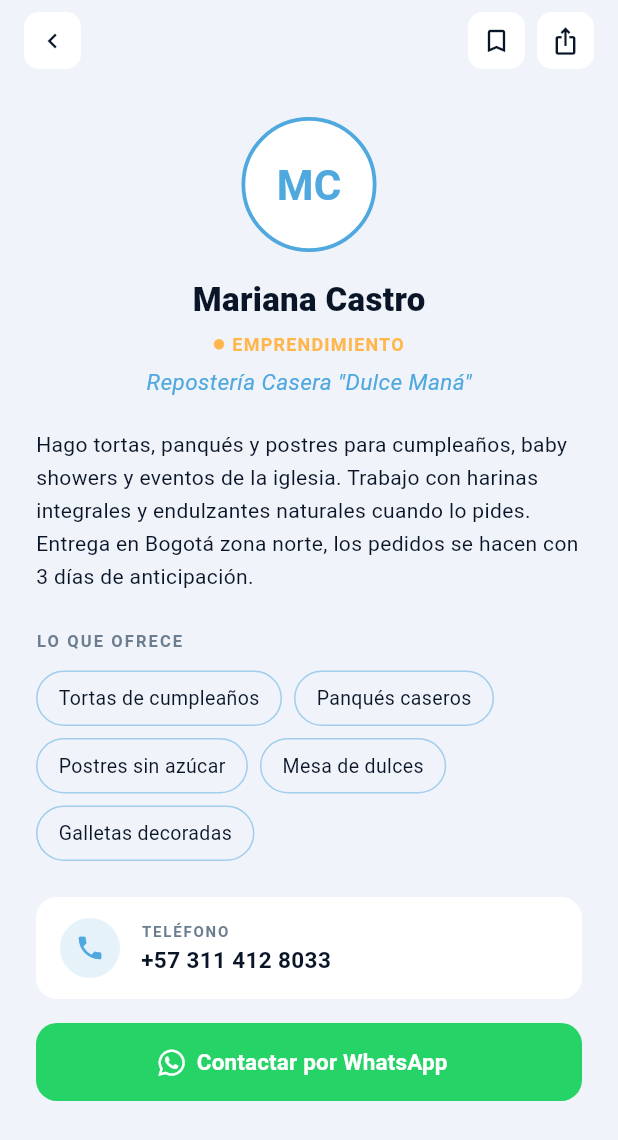
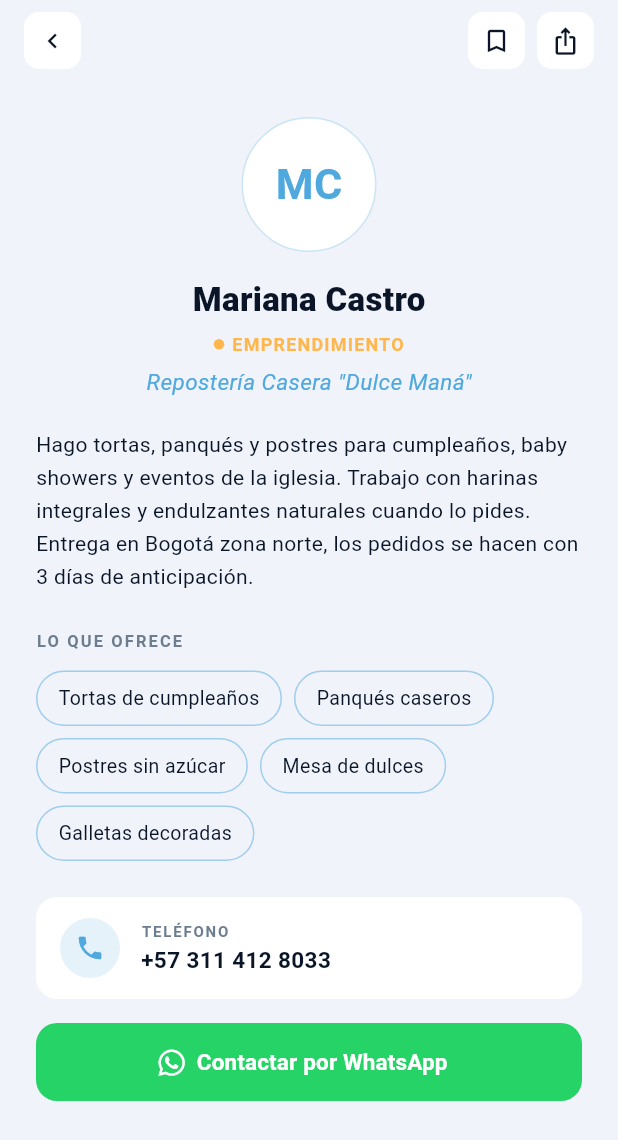
Before and after one commit to DiegoHCH/directory_ipuc_pis, a Flutter app: the MemberProfileScreen screen opened directly with sample values from the repository, on a phone screen of 412 x 824 dp. Shown: the top 1140 px of the screen. Run offline on Flutter 3.47's test engine with Material 3 defaults, Android fonts, the phone set to English and light mode, and no system bars; our stand-ins replace animate_do, cloud_firestore, firebase_auth, firebase_core, flutter_riverpod, font_awesome_flutter and 2 more; accounts and stored records are empty.

Commit message:
feat(profile): upload profile photos via cloudinary

```diff
--- /dev/null
+++ b/lib/core/widgets/member_avatar.dart
@@ -0,0 +1,91 @@
+import 'package:flutter/material.dart';
+import '../services/cloudinary_service.dart';
+import '../theme/app_theme.dart';
+import '../../features/directory/model/member.dart';
+
+/// Avatar de miembro que muestra foto de Cloudinary o iniciales como fallback.
+///
+/// [circle] = true → forma circular (perfiles).
+/// [circle] = false → rectángulo redondeado (tarjetas de directorio).
+class MemberAvatar extends StatelessWidget {
+  final Member member;
+  final double size;
+  final bool circle;
+
+  const MemberAvatar({
+    super.key,
+    required this.member,
+    this.size = 46,
+    this.circle = false,
+  });
+
+  @override
+  Widget build(BuildContext context) {
+    final photo = member.photoUrl;
+    final radius = circle ? size / 2 : 12.0;
+
+    final fallback = _Initials(
+      initials: member.initials,
+      size: size,
+      radius: radius,
+    );
+
+    if (photo == null || photo.isEmpty) return fallback;
+
+    return ClipRRect(
+      borderRadius: BorderRadius.circular(radius),
+      child: Container(
+        width: size,
+        height: size,
+        decoration: BoxDecoration(
+          border: Border.all(color: kAccentBlue.withValues(alpha: 0.3)),
+          borderRadius: BorderRadius.circular(radius),
+        ),
+        child: Image.network(
+          cloudinaryThumb(photo, size: (size * 2).round()),
+          width: size,
+          height: size,
+          fit: BoxFit.cover,
+          loadingBuilder: (_, child, progress) =>
+              progress == null ? child : fallback,
+          errorBuilder: (context, err, stack) => fallback,
+        ),
+      ),
+    );
+  }
+}
+
+class _Initials extends StatelessWidget {
+  final String initials;
+  final double size;
+  final double radius;
+
+  const _Initials({
+    required this.initials,
+    required this.size,
+    required this.radius,
+  });
+
+  @override
+  Widget build(BuildContext context) {
+    return Container(
+      width: size,
+      height: size,
+      decoration: BoxDecoration(
+        color: Theme.of(context).colorScheme.surface,
+        borderRadius: BorderRadius.circular(radius),
+        border: Border.all(color: kAccentBlue.withValues(alpha: 0.3)),
+      ),
+      child: Center(
+        child: Text(
+          initials,
+          style: TextStyle(
+            color: kAccentBlue,
+            fontWeight: FontWeight.w700,
+            fontSize: size * 0.32,
+          ),
+        ),
+      ),
+    );
+  }
+}
--- a/lib/features/auth/provider/login_provider.dart
+++ b/lib/features/auth/provider/login_provider.dart
@@ -1,5 +1,4 @@
 import 'package:firebase_auth/firebase_auth.dart';
-import 'package:flutter/foundation.dart';
 import 'package:flutter_riverpod/flutter_riverpod.dart';
 import '../repository/auth_repository.dart';
 
@@ -57,7 +56,7 @@ class LoginNotifier extends AutoDisposeNotifier<LoginState> {
         errorMessage: ref.read(authRepositoryProvider).friendlyAuthError(e),
       );
       return false;
-    } catch (e, stack) {
+    } catch (e, _) {
       state = state.copyWith(
         isSubmitting: false,
         errorMessage: 'No se pudo iniciar sesión. Intenta de nuevo.',
--- a/lib/features/directory/model/member.dart
+++ b/lib/features/directory/model/member.dart
@@ -28,6 +28,7 @@ class Member {
   final List<String> offers;
   final bool verified;
   final bool visible;
+  final String? photoUrl;
 
   const Member({
     required this.id,
@@ -39,6 +40,7 @@ class Member {
     this.offers = const [],
     this.verified = false,
     this.visible = true,
+    this.photoUrl,
   });
 
   String get initials {
@@ -60,6 +62,7 @@ class Member {
         ),
         bio: map['bio'] as String? ?? '',
         offers: List<String>.from(map['offers'] as List? ?? []),
+        photoUrl: map['photoUrl'] as String?,
       );
 
   Map<String, dynamic> toMap() => {
@@ -71,6 +74,7 @@ class Member {
         'offers': offers,
         'verified': verified,
         'visible': visible,
+        if (photoUrl != null) 'photoUrl': photoUrl,
       };
 
   Member copyWith({
@@ -83,6 +87,7 @@ class Member {
     List<String>? offers,
     bool? verified,
     bool? visible,
+    String? photoUrl,
   }) =>
       Member(
         id: id ?? this.id,
@@ -94,6 +99,7 @@ class Member {
         offers: offers ?? this.offers,
         verified: verified ?? this.verified,
         visible: visible ?? this.visible,
+        photoUrl: photoUrl ?? this.photoUrl,
       );
 }
 
--- a/lib/features/directory/view/member_profile_screen.dart
+++ b/lib/features/directory/view/member_profile_screen.dart
@@ -6,6 +6,7 @@ import 'package:go_router/go_router.dart';
 import 'package:url_launcher/url_launcher.dart';
 import '../../../core/theme/app_colors.dart';
 import '../../../core/theme/app_theme.dart';
+import '../../../core/widgets/member_avatar.dart';
 import '../model/member.dart';
 import '../../my_profile/provider/my_profile_provider.dart';
 
@@ -44,9 +45,8 @@ class MemberProfileScreen extends ConsumerWidget {
                     ZoomIn(
                       duration: const Duration(milliseconds: 500),
                       child: Center(
-                        child: _LargeAvatar(
-                            initials: member.initials,
-                            surface: colors.surface),
+                        child: MemberAvatar(
+                            member: member, size: 90, circle: true),
                       ),
                     ),
                     const SizedBox(height: 16),
@@ -233,35 +233,6 @@ class _IconBtn extends StatelessWidget {
   }
 }
 
-class _LargeAvatar extends StatelessWidget {
-  final String initials;
-  final Color surface;
-
-  const _LargeAvatar({required this.initials, required this.surface});
-
-  @override
-  Widget build(BuildContext context) {
-    return Container(
-      width: 90,
-      height: 90,
-      decoration: BoxDecoration(
-        color: surface,
-        shape: BoxShape.circle,
-        border: Border.all(color: kAccentBlue, width: 2.5),
-      ),
-      child: Center(
-        child: Text(
-          initials,
-          style: const TextStyle(
-            color: kAccentBlue,
-            fontSize: 28,
-            fontWeight: FontWeight.w700,
-          ),
-        ),
-      ),
-    );
-  }
-}
 
 class _OffersWrap extends StatelessWidget {
   final List<String> offers;
--- a/lib/features/register/provider/register_provider.dart
+++ b/lib/features/register/provider/register_provider.dart
@@ -1,5 +1,4 @@
 import 'package:firebase_auth/firebase_auth.dart';
-import 'package:flutter/foundation.dart';
 import 'package:flutter_riverpod/flutter_riverpod.dart';
 import '../../auth/repository/auth_repository.dart';
 import '../../directory/model/member.dart';
@@ -136,7 +135,7 @@ class RegisterNotifier extends AutoDisposeNotifier<RegisterState> {
         errorMessage: ref.read(authRepositoryProvider).friendlyAuthError(e),
       );
       return false;
-    } catch (e, stack) {
+    } catch (e, _) {
       state = state.copyWith(
         isSubmitting: false,
         errorMessage: 'No se pudo crear el perfil. Intenta de nuevo.',
--- a/pubspec.yaml
+++ b/pubspec.yaml
@@ -18,6 +18,8 @@ dependencies:
   firebase_core: ^3.13.1
   firebase_auth: ^5.5.1
   cloud_firestore: ^5.6.6
+  image_picker: ^1.1.2
+  http: ^1.2.2
 
 dev_dependencies:
   flutter_test:
```
Also changed, not shown: lib/core/services/cloudinary_service.dart (added, +32 -0 lines), lib/features/directory/view/widgets/member_card.dart (+2 -31 lines), lib/features/edit_profile/provider/edit_profile_provider.dart (+37 -1 lines), lib/features/edit_profile/view/edit_profile_screen.dart (+50 -11 lines), lib/features/my_profile/view/my_profile_screen.dart (+3 -32 lines), .claude/settings.local.json, pubspec.lock, 8 other files.
